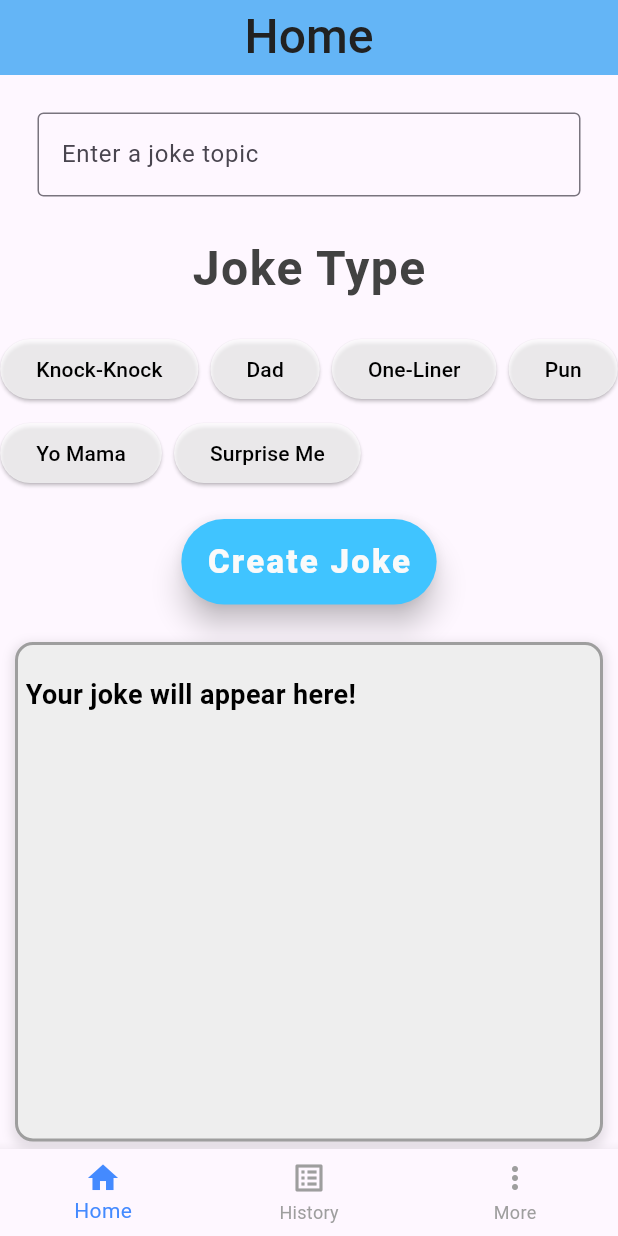
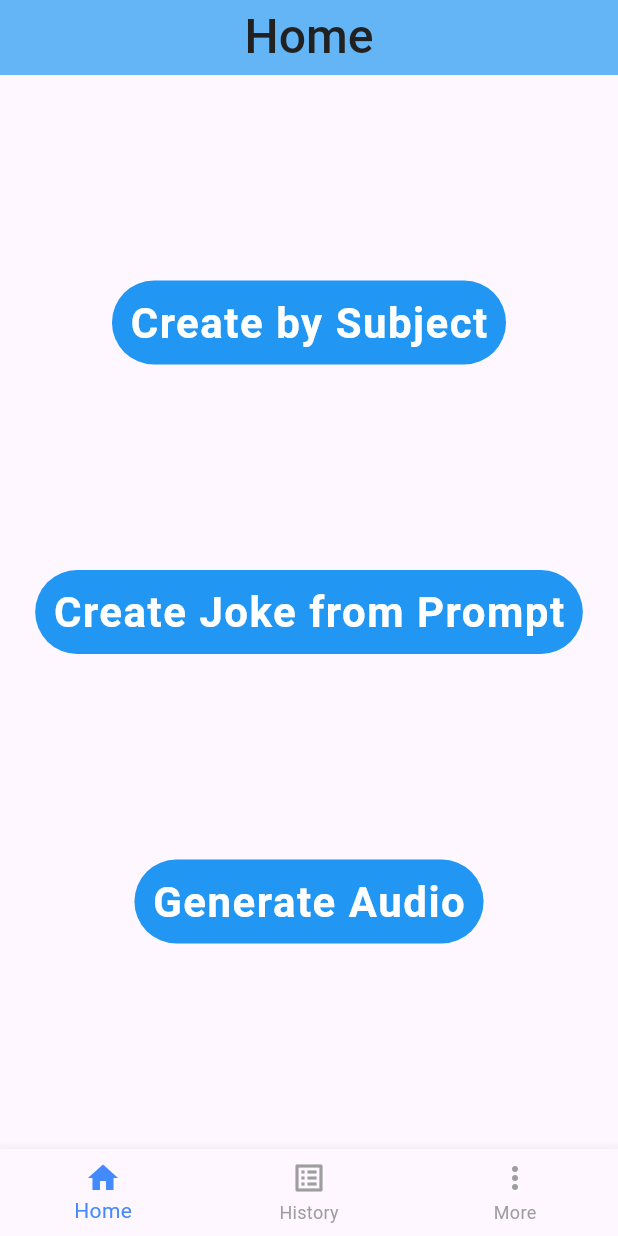
Before and after one commit to hjavery11/ai_joke_app, a Flutter app: the screen it shows after launch, on a phone screen of 412 x 824 dp. Run offline on Flutter 3.47's test engine with Material 3 defaults, Android fonts, the phone set to English and light mode, and no system bars; our stand-ins replace flutter_dotenv, flutter_spinkit, get; missing offline and left inert: dart:ffi, dart_openai.

Commit message:
created new homescreen with 3 buttons, 1 for each type of create. Subject page current hidden.

```diff
--- a/lib/bindings/app_binding.dart
+++ b/lib/bindings/app_binding.dart
@@ -1,6 +1,6 @@
 import 'package:ai_joke/controllers/appbar_controller.dart';
 import 'package:ai_joke/controllers/home_controller.dart';
-import 'package:ai_joke/controllers/home_page_controller.dart';
+import 'package:ai_joke/controllers/subject_view_controller.dart';
 import 'package:get/get.dart';
 import 'package:get/get_instance/src/bindings_interface.dart';
 
@@ -11,7 +11,7 @@ class AppBinding implements Bindings{
   @override
   void dependencies() {
     Get.lazyPut<JokeService>(() => JokeService());
-    Get.lazyPut<HomePageController>(() => HomePageController(Get.find<JokeService>()));
+    Get.lazyPut<SubjectController>(() => SubjectController(Get.find<JokeService>()));
     Get.lazyPut<AppBarController>(() => AppBarController());
     Get.lazyPut<HomeController>(() => HomeController());
     Get.lazyPut<MoreController>(() => MoreController());
--- a/lib/controllers/appbar_controller.dart
+++ b/lib/controllers/appbar_controller.dart
@@ -2,10 +2,10 @@ import 'package:flutter/cupertino.dart';
 import 'package:get/get.dart';
 
 import '../views/history_view.dart';
-import '../views/home_page_view.dart';
+import '../views/subject_page_view.dart';
 
 class AppBarController extends GetxController{
-  RxInt currentTab = 1.obs;
+  RxInt currentTab = 0.obs;
   RxString currentTitle = 'Home'.obs;
 
 
--- a/lib/controllers/home_controller.dart
+++ b/lib/controllers/home_controller.dart
@@ -1,8 +1,9 @@
-import 'package:ai_joke/views/home_page_view.dart';
+import 'package:ai_joke/views/subject_page_view.dart';
 import 'package:flutter/cupertino.dart';
 import 'package:get/get.dart';
 
 import '../views/history_view.dart';
+import '../views/homepage_view.dart';
 import '../views/more_view.dart';
 
 class HomeController extends GetxController{
--- a/lib/controllers/home_page_controller.dart
+++ b/lib/controllers/subject_view_controller.dart
@@ -3,9 +3,9 @@ import 'package:flutter/cupertino.dart';
 import 'package:flutter/material.dart';
 import 'package:get/get.dart';
 
-class HomePageController extends GetxController {
+class SubjectController extends GetxController {
   late final JokeService jokeService;
-  HomePageController(this.jokeService);
+  SubjectController(this.jokeService);
 
 
   //reactive list of joke types
--- a/lib/main.dart
+++ b/lib/main.dart
@@ -4,7 +4,7 @@ import 'package:flutter/material.dart';
 import 'package:get/get_navigation/src/root/get_material_app.dart';
 import 'package:get/get_navigation/src/routes/get_route.dart';
 
-import 'views/home_page_view.dart';
+import 'views/subject_page_view.dart';
 import 'package:dart_openai/dart_openai.dart';
 import 'package:flutter_dotenv/flutter_dotenv.dart';
 
--- a/lib/views/app_view.dart
+++ b/lib/views/app_view.dart
@@ -5,8 +5,8 @@ import 'package:get/get_navigation/src/routes/get_route.dart';
 
 import '../bindings/app_binding.dart';
 import 'bottom_navbar_view.dart';
-import 'home_page_view.dart';
-import 'home_view.dart';
+import 'subject_page_view.dart';
+import 'homepage_view.dart';
 
 class MyApp extends StatelessWidget {
   const MyApp({super.key});
@@ -18,7 +18,7 @@ class MyApp extends StatelessWidget {
       getPages: [
         GetPage(
             name: '/',
-            page: () => const HomeView(),
+            page: () => const HomePageView(),
             binding: AppBinding()
         )
       ],
--- a/lib/views/appbar_view.dart
+++ b/lib/views/appbar_view.dart
@@ -5,7 +5,9 @@ import 'package:get/get_state_manager/src/rx_flutter/rx_obx_widget.dart';
 import 'package:get/get_state_manager/src/simple/get_view.dart';
 
 class AppBarView extends GetView<HomeController> implements PreferredSizeWidget{
-  const AppBarView({Key? key}) : super(key: key);
+  const AppBarView({super.key});
+
+
 
 
   @override
--- a/lib/views/bottom_navbar_view.dart
+++ b/lib/views/bottom_navbar_view.dart
@@ -3,7 +3,7 @@ import 'package:get/get.dart';
 
 import '../controllers/home_controller.dart';
 import 'history_view.dart';
-import 'home_page_view.dart';
+import 'subject_page_view.dart';
 
 class BottomNavBarView extends GetView<HomeController> {
 
--- a/lib/views/home_view.dart
+++ /dev/null
@@ -1,24 +0,0 @@
-import 'package:ai_joke/views/bottom_navbar_view.dart';
-import 'package:flutter/cupertino.dart';
-import 'package:flutter/material.dart';
-import 'package:get/get_state_manager/src/rx_flutter/rx_obx_widget.dart';
-import 'package:get/get_state_manager/src/simple/get_view.dart';
-
-import '../controllers/appbar_controller.dart';
-import '../controllers/home_controller.dart';
-import 'appbar_view.dart';
-
-class HomeView extends GetView<HomeController> {
-  const HomeView({super.key});
-
-
-  @override
-  Widget build(BuildContext context) {
-    return Scaffold(
-      resizeToAvoidBottomInset: false,
-      appBar: const AppBarView(),
-      body: Obx(() => controller.getCurrentTab()),
-      bottomNavigationBar: BottomNavBarView(),
-    );
-  }
-}
--- /dev/null
+++ b/lib/views/homepage_view.dart
@@ -0,0 +1,98 @@
+import 'package:ai_joke/views/bottom_navbar_view.dart';
+import 'package:flutter/cupertino.dart';
+import 'package:flutter/material.dart';
+import 'package:get/get_state_manager/src/rx_flutter/rx_obx_widget.dart';
+import 'package:get/get_state_manager/src/simple/get_view.dart';
+
+import '../controllers/appbar_controller.dart';
+import '../controllers/home_controller.dart';
+import 'appbar_view.dart';
+
+class HomePageView extends GetView<HomeController> {
+  const HomePageView({super.key});
+
+
+  @override
+  Widget build(BuildContext context) {
+    return Scaffold(
+      resizeToAvoidBottomInset: false,
+      appBar: const AppBarView(),
+      body: Column(
+        mainAxisAlignment: MainAxisAlignment.spaceEvenly,
+        crossAxisAlignment: CrossAxisAlignment.center,
+        children: [
+          Row(
+            mainAxisAlignment: MainAxisAlignment.center,
+            children: [
+              TextButton(
+                  style: ButtonStyle(
+                    backgroundColor: MaterialStateProperty.all<Color>(Colors.blue),
+                    overlayColor: MaterialStateProperty.all<Color>(Colors.grey[800]!),
+                    foregroundColor: MaterialStateProperty.resolveWith<Color?>(
+                        (Set<MaterialState> states) {
+                          if  (states.contains(MaterialState.pressed))
+                            return Colors.white.withOpacity(0.56);
+                          return Colors.white;
+                        },
+                    ),
+                  ),
+                  onPressed: () {},
+                  child: Text('Create by Subject',
+                  style: TextStyle(
+                    fontWeight: FontWeight.w600,
+                    fontSize: 28,
+                    letterSpacing: 1,
+                   // color: Colors.white,
+                  ),)
+              ),
+            ],
+          ),
+          TextButton(
+              style: ButtonStyle(
+                backgroundColor: MaterialStateProperty.all<Color>(Colors.blue),
+                overlayColor: MaterialStateProperty.all<Color>(Colors.grey[800]!),
+                foregroundColor: MaterialStateProperty.resolveWith<Color?>(
+                      (Set<MaterialState> states) {
+                    if  (states.contains(MaterialState.pressed))
+                      return Colors.white.withOpacity(0.56);
+                    return Colors.white;
+                  },
+                ),
+              ),
+              onPressed: () {},
+              child: Text('Create Joke from Prompt',
+                style: TextStyle(
+                  fontWeight: FontWeight.w600,
+                  fontSize: 28,
+                  letterSpacing: 1,
+                  // color: Colors.white,
+                ),)
+          ),
+          TextButton(
+              style: ButtonStyle(
+                backgroundColor: MaterialStateProperty.all<Color>(Colors.blue),
+                overlayColor: MaterialStateProperty.all<Color>(Colors.grey[800]!),
+                foregroundColor: MaterialStateProperty.resolveWith<Color?>(
+                      (Set<MaterialState> states) {
+                    if  (states.contains(MaterialState.pressed))
+                      return Colors.white.withOpacity(0.56);
+                    return Colors.white;
+                  },
+                ),
+              ),
+              onPressed: () {},
+              child: Text('Generate Audio',
+                style: TextStyle(
+                  fontWeight: FontWeight.w600,
+                  fontSize: 28,
+                  letterSpacing: 1,
+                  // color: Colors.white,
+                ),)
+          ),
+        ],
+      ),
+      // Obx(() => const Text('Home page view')),
+      bottomNavigationBar: BottomNavBarView(),
+    );
+  }
+}
--- a/lib/views/home_page_view.dart
+++ b/lib/views/subject_page_view.dart
@@ -1,7 +1,7 @@
 import 'dart:convert';
 import 'dart:ffi';
 
-import 'package:ai_joke/controllers/home_page_controller.dart';
+import 'package:ai_joke/controllers/subject_view_controller.dart';
 import 'package:ai_joke/services/joke_service.dart';
 import 'package:flutter/material.dart';
 import 'package:flutter_spinkit/flutter_spinkit.dart';
@@ -11,8 +11,8 @@ import 'package:dart_openai/dart_openai.dart';
 
 import 'appbar_view.dart';
 
-class HomePageView extends GetView<HomePageController> {
-  const HomePageView({super.key});
+class SubjectPageView extends GetView<SubjectController> {
+  const SubjectPageView({super.key});
 
   @override
   Widget build(BuildContext context) {
```
